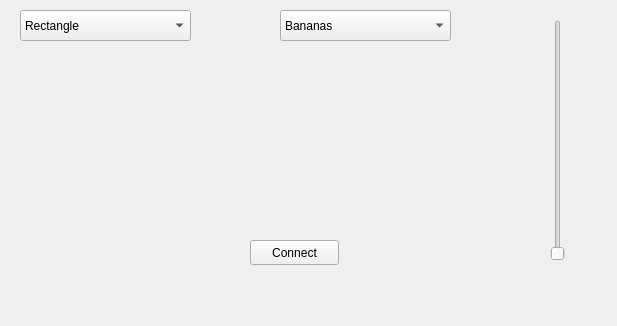
The window that src/gesturegui.ui (yanborn/rosGestureGui) describes before a commit, drawn with Qt 5.
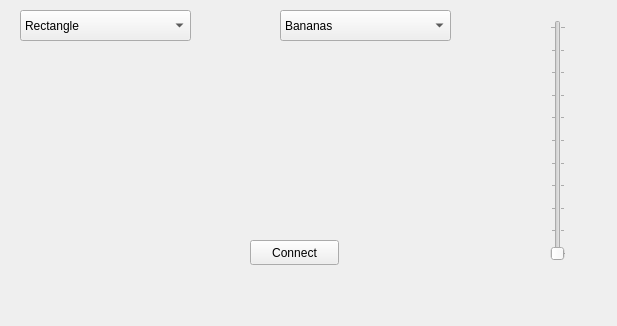
The same window after the commit.

Commit message: Add slider navigation to node

Diff of the .ui file:
```diff
--- a/src/gesturegui.ui
+++ b/src/gesturegui.ui
@@ -83,9 +83,21 @@
       <height>241</height>
      </rect>
     </property>
+    <property name="maximum">
+     <number>10</number>
+    </property>
+    <property name="singleStep">
+     <number>1</number>
+    </property>
     <property name="orientation">
      <enum>Qt::Vertical</enum>
     </property>
+    <property name="tickPosition">
+     <enum>QSlider::TicksBothSides</enum>
+    </property>
+    <property name="tickInterval">
+     <number>1</number>
+    </property>
    </widget>
    <widget class="QPushButton" name="connect_button">
     <property name="geometry">
```
The commit also changes 5 other files.
